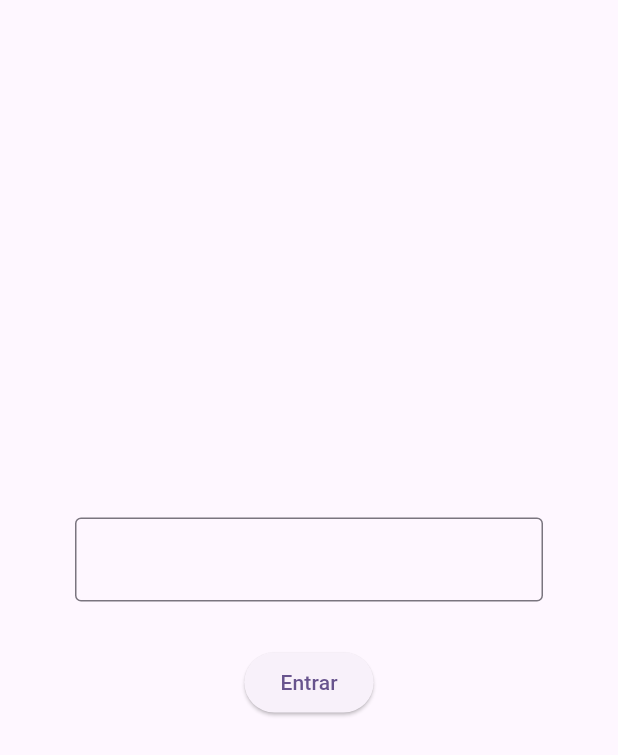
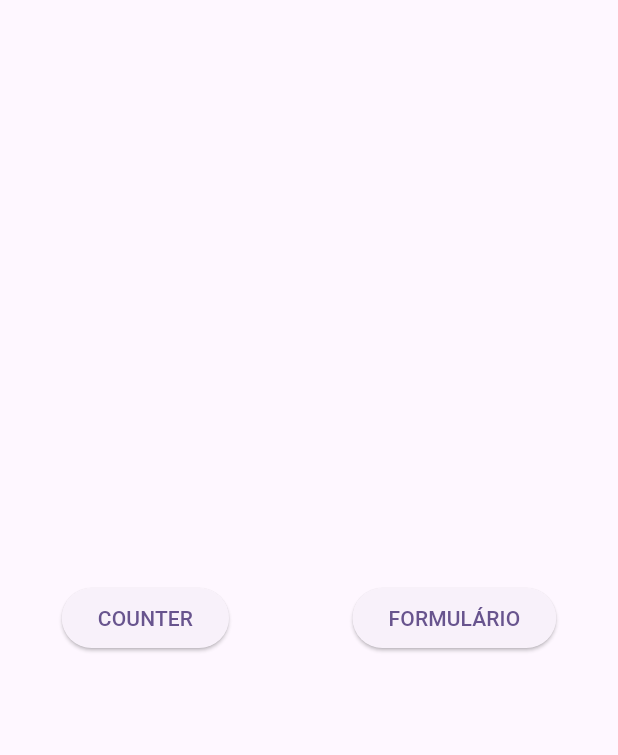
Before and after one commit to alyssontrugilio/keystroke_submit, a Flutter app: the screen it shows after launch, on a phone screen of 412 x 824 dp. Shown: the top 755 px of the screen. Run offline on Flutter 3.47's test engine with Material 3 defaults, Android fonts, the phone set to English and light mode, and no system bars; our stand-ins replace go_router.

Commit message:
feat: implementado go_router

```diff
--- /dev/null
+++ b/lib/app_route.dart
@@ -0,0 +1,28 @@
+import 'package:go_router/go_router.dart';
+import 'package:keystroke_submit/choice_page.dart';
+import 'package:keystroke_submit/counter_page.dart';
+import 'package:keystroke_submit/form_page.dart';
+
+class AppRoute {
+  static const choicePage = '/choice';
+  static const counterPage = '/counter';
+  static const formPage = '/form';
+}
+
+final GoRouter router = GoRouter(
+  initialLocation: AppRoute.choicePage,
+  routes: [
+    GoRoute(
+      path: AppRoute.choicePage,
+      builder: (context, state) => const ChoicePage(),
+    ),
+    GoRoute(
+      path: AppRoute.counterPage,
+      builder: (context, state) => const CounterPage(),
+    ),
+    GoRoute(
+      path: AppRoute.formPage,
+      builder: (context, state) => const FomrPage(),
+    ),
+  ],
+);
--- /dev/null
+++ b/lib/choice_page.dart
@@ -0,0 +1,28 @@
+import 'package:flutter/material.dart';
+import 'package:go_router/go_router.dart';
+import 'package:keystroke_submit/app_route.dart';
+
+class ChoicePage extends StatelessWidget {
+  const ChoicePage({super.key});
+
+  @override
+  Widget build(BuildContext context) {
+    return Scaffold(
+      body: Center(
+        child: Row(
+          mainAxisAlignment: MainAxisAlignment.spaceAround,
+          children: [
+            ElevatedButton(
+              onPressed: () => context.go(AppRoute.counterPage),
+              child: const Text('COUNTER'),
+            ),
+            ElevatedButton(
+              onPressed: () => context.go(AppRoute.formPage),
+              child: const Text('FORMULÁRIO'),
+            ),
+          ],
+        ),
+      ),
+    );
+  }
+}
--- a/lib/home_page.dart
+++ b/lib/form_page.dart
@@ -1,12 +1,20 @@
 import 'package:flutter/material.dart';
+import 'package:go_router/go_router.dart';
+import 'package:keystroke_submit/app_route.dart';
 import 'package:keystroke_submit/second_page.dart';
 
-class HomePage extends StatelessWidget {
-  const HomePage({super.key});
+class FomrPage extends StatelessWidget {
+  const FomrPage({super.key});
 
   @override
   Widget build(BuildContext context) {
     return Scaffold(
+      appBar: AppBar(
+        leading: IconButton(
+          onPressed: () => context.go(AppRoute.choicePage),
+          icon: const Icon(Icons.arrow_back),
+        ),
+      ),
       body: Padding(
         padding: const EdgeInsets.symmetric(horizontal: 50),
         child: Column(
--- a/lib/main.dart
+++ b/lib/main.dart
@@ -1,5 +1,5 @@
 import 'package:flutter/material.dart';
-import 'package:keystroke_submit/home_page.dart';
+import 'package:keystroke_submit/app_route.dart';
 
 void main() {
   runApp(const AppWidget());
@@ -10,13 +10,13 @@
 
   @override
   Widget build(BuildContext context) {
-    return MaterialApp(
+    return MaterialApp.router(
       title: 'Flutter Demo',
       theme: ThemeData(
         colorScheme: ColorScheme.fromSeed(seedColor: Colors.deepPurple),
         useMaterial3: true,
       ),
-      home: const HomePage(),
+      routerConfig: router,
     );
   }
 }
--- a/pubspec.yaml
+++ b/pubspec.yaml
@@ -35,6 +35,7 @@ dependencies:
   # The following adds the Cupertino Icons font to your application.
   # Use with the CupertinoIcons class for iOS style icons.
   cupertino_icons: ^1.0.6
+  go_router: ^14.2.1
 
 dev_dependencies:
   flutter_test:
```
Also changed, not shown: lib/counter_page.dart (added, +59 -0 lines), pubspec.lock.
